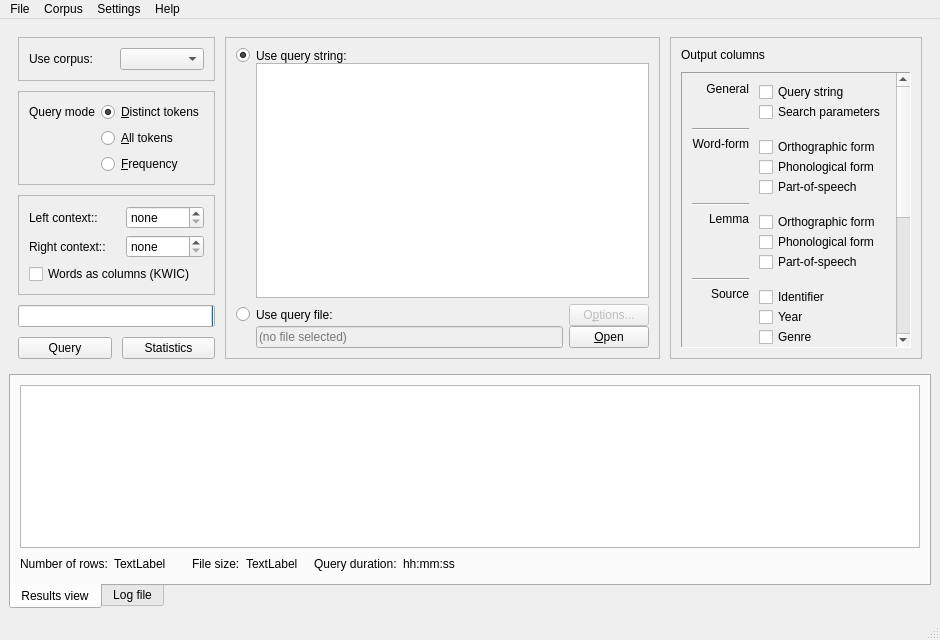
Before: the Qt Designer form coquery/gui/coquery.ui in gkunter/coquery, drawn with Qt 5.
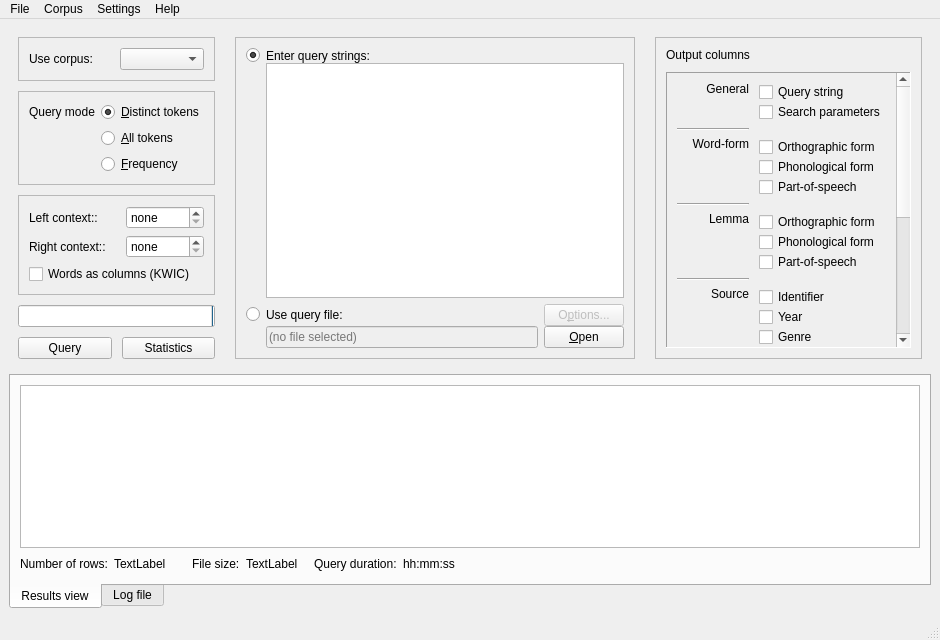
After: the same form once the commit is applied. Icons and pictures are not drawn.

What changed in the file:
```diff
--- a/coquery/gui/coquery.ui
+++ b/coquery/gui/coquery.ui
@@ -34,7 +34,7 @@
       </property>
       <layout class="QHBoxLayout" name="horizontalLayout_7">
        <property name="spacing">
-        <number>10</number>
+        <number>20</number>
        </property>
        <item>
         <widget class="QWidget" name="general_settings" native="true">
@@ -506,6 +506,12 @@
        </item>
        <item>
         <widget class="QFrame" name="frame">
+         <property name="sizePolicy">
+          <sizepolicy hsizetype="Preferred" vsizetype="Preferred">
+           <horstretch>3</horstretch>
+           <verstretch>0</verstretch>
+          </sizepolicy>
+         </property>
          <property name="frameShape">
           <enum>QFrame::StyledPanel</enum>
          </property>
@@ -546,7 +552,7 @@
                </sizepolicy>
               </property>
               <property name="text">
-               <string>Use query string:</string>
+               <string>Enter query strings:</string>
               </property>
              </widget>
             </item>
@@ -674,8 +680,8 @@
        <item>
         <widget class="QFrame" name="options_setting">
          <property name="sizePolicy">
-          <sizepolicy hsizetype="Maximum" vsizetype="Preferred">
-           <horstretch>0</horstretch>
+          <sizepolicy hsizetype="Minimum" vsizetype="Preferred">
+           <horstretch>2</horstretch>
            <verstretch>0</verstretch>
           </sizepolicy>
          </property>
@@ -705,7 +711,7 @@
               <item>
                <widget class="QLabel" name="label_9">
                 <property name="sizePolicy">
-                 <sizepolicy hsizetype="Expanding" vsizetype="Preferred">
+                 <sizepolicy hsizetype="Preferred" vsizetype="Preferred">
                   <horstretch>0</horstretch>
                   <verstretch>0</verstretch>
                  </sizepolicy>
@@ -720,7 +726,7 @@
             <item>
              <widget class="QScrollArea" name="scrollArea">
               <property name="sizePolicy">
-               <sizepolicy hsizetype="Preferred" vsizetype="Preferred">
+               <sizepolicy hsizetype="Minimum" vsizetype="Preferred">
                 <horstretch>0</horstretch>
                 <verstretch>0</verstretch>
                </sizepolicy>
```
